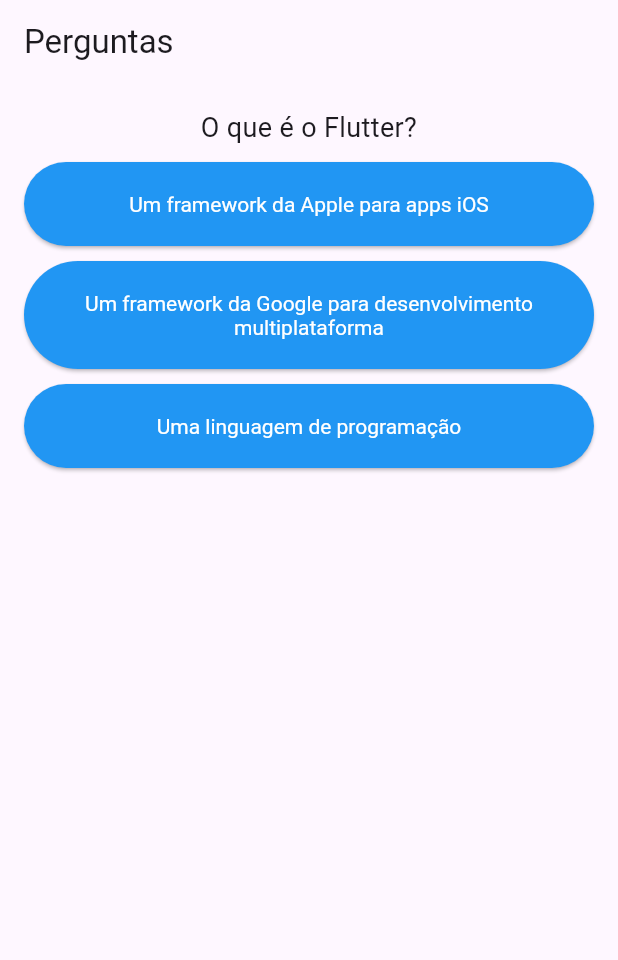
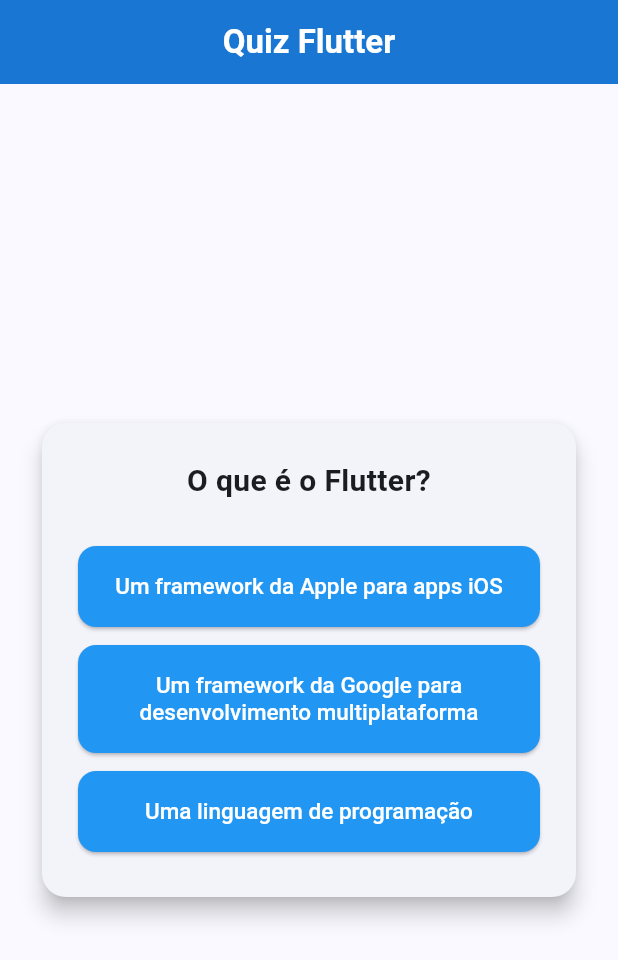
Before and after one commit to vinicius-benevides/flutter-projeto-perguntas, a Flutter app: the screen it shows after launch, on a phone screen of 412 x 824 dp. Shown: the top 960 px of the screen. Run offline on Flutter 3.47's test engine with Material 3 defaults, Android fonts, the phone set to English and light mode, and no system bars.

Commit message:
feat: change components styles

```diff
--- a/lib/main.dart
+++ b/lib/main.dart
@@ -4,7 +4,7 @@ import 'package:projeto_perguntas/resultado.dart';
 import 'package:projeto_perguntas/types.dart';
 import 'package:projeto_perguntas/utils/perguntas.dart';
 
-main() => runApp(PerguntaApp());
+void main() => runApp(const PerguntaApp());
 
 class _PerguntaAppState extends State<PerguntaApp> {
   var _perguntaSelecionada = 0;
@@ -12,9 +12,7 @@ class _PerguntaAppState extends State<PerguntaApp> {
 
   final List<Pergunta> _perguntas = List.from(perguntas);
 
-  bool get temMaisPerguntas {
-    return _perguntaSelecionada < _perguntas.length;
-  }
+  bool get temMaisPerguntas => _perguntaSelecionada < _perguntas.length;
 
   void _responder(Resposta resposta) {
     if (!temMaisPerguntas) return;
@@ -29,7 +27,6 @@ class _PerguntaAppState extends State<PerguntaApp> {
     setState(() {
       _perguntaSelecionada = 0;
       _pontuacaoTotal = 0;
-
       _perguntas.shuffle();
       for (var pergunta in _perguntas) {
         pergunta.respostas.shuffle();
@@ -40,11 +37,33 @@ class _PerguntaAppState extends State<PerguntaApp> {
   @override
   Widget build(BuildContext context) {
     return MaterialApp(
+      title: 'Quiz Flutter',
+      theme: ThemeData(
+        colorScheme: ColorScheme.fromSeed(seedColor: Colors.blue.shade700),
+        textTheme: const TextTheme(bodyMedium: TextStyle(fontFamily: 'Roboto')),
+        useMaterial3: true,
+      ),
       home: Scaffold(
-        appBar: AppBar(title: Text('Perguntas')),
+        appBar: AppBar(
+          title: const Text(
+            'Quiz Flutter',
+            style: TextStyle(fontWeight: FontWeight.bold),
+          ),
+          centerTitle: true,
+          backgroundColor: Colors.blue.shade700,
+          foregroundColor: Colors.white,
+        ),
         body: Container(
           width: double.infinity,
-          margin: const EdgeInsets.all(16.0),
+          padding: const EdgeInsets.all(24),
+          child: Center(
+            child: Card(
+              elevation: 6,
+              shape: RoundedRectangleBorder(
+                borderRadius: BorderRadius.circular(16),
+              ),
+              child: Padding(
+                padding: const EdgeInsets.all(24),
                 child: temMaisPerguntas
                     ? Questionario(
                         pergunta: _perguntas[_perguntaSelecionada],
@@ -57,13 +76,15 @@ class _PerguntaAppState extends State<PerguntaApp> {
                       ),
               ),
             ),
+          ),
+        ),
+      ),
     );
   }
 }
 
 class PerguntaApp extends StatefulWidget {
   const PerguntaApp({super.key});
-
   @override
-  State<StatefulWidget> createState() => _PerguntaAppState();
+  State<PerguntaApp> createState() => _PerguntaAppState();
 }
--- a/lib/opcao.dart
+++ b/lib/opcao.dart
@@ -8,20 +8,25 @@ class Opcao extends StatelessWidget {
 
   @override
   Widget build(BuildContext context) {
-    return SizedBox(
+    return Padding(
+      padding: const EdgeInsets.symmetric(vertical: 6.0),
+      child: SizedBox(
         width: double.infinity,
         child: ElevatedButton(
           style: ElevatedButton.styleFrom(
-          backgroundColor: Colors.blue,
+            backgroundColor: Colors.blue.shade500,
             foregroundColor: Colors.white,
-          padding: const EdgeInsets.symmetric(horizontal: 12, vertical: 20),
-          textStyle: const TextStyle(fontSize: 12),
+            padding: const EdgeInsets.symmetric(horizontal: 16, vertical: 18),
+            shape: RoundedRectangleBorder(
+              borderRadius: BorderRadius.circular(12),
+            ),
+            textStyle: const TextStyle(
+              fontSize: 15,
+              fontWeight: FontWeight.w500,
+            ),
           ),
           onPressed: onPressed,
-        child: Text(
-          texto,
-          style: const TextStyle(fontSize: 14),
-          textAlign: TextAlign.center,
+          child: Text(texto, textAlign: TextAlign.center),
         ),
       ),
     );
--- a/lib/questao.dart
+++ b/lib/questao.dart
@@ -7,10 +7,17 @@ class Questao extends StatelessWidget {
 
   @override
   Widget build(BuildContext context) {
-    return Text(
-      texto,
-      style: TextStyle(fontSize: 18),
-      textAlign: TextAlign.center,
+    return Padding(
+      padding: const EdgeInsets.only(bottom: 24.0),
+      child: Text(
+        texto,
+        style: const TextStyle(
+          fontSize: 20,
+          fontWeight: FontWeight.bold,
+          height: 1.4,
+        ),
+        textAlign: TextAlign.center,
+      ),
     );
   }
 }
--- a/lib/questionario.dart
+++ b/lib/questionario.dart
@@ -16,7 +16,7 @@ class Questionario extends StatelessWidget {
   @override
   Widget build(BuildContext context) {
     return Column(
-      spacing: 10,
+      mainAxisSize: MainAxisSize.min,
       children: [
         Questao(texto: pergunta.texto),
         ...pergunta.respostas.map(
```
Also changed, not shown: lib/resultado.dart (+19 -11 lines). Lines whose indentation alone changed are shown as unchanged.
